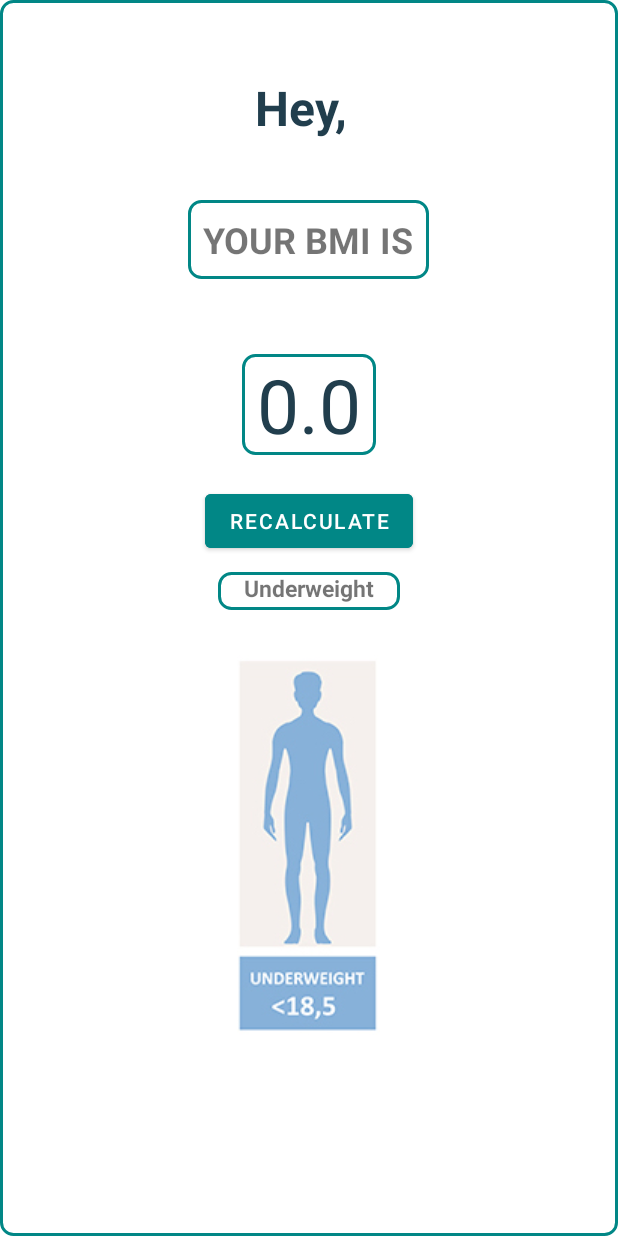
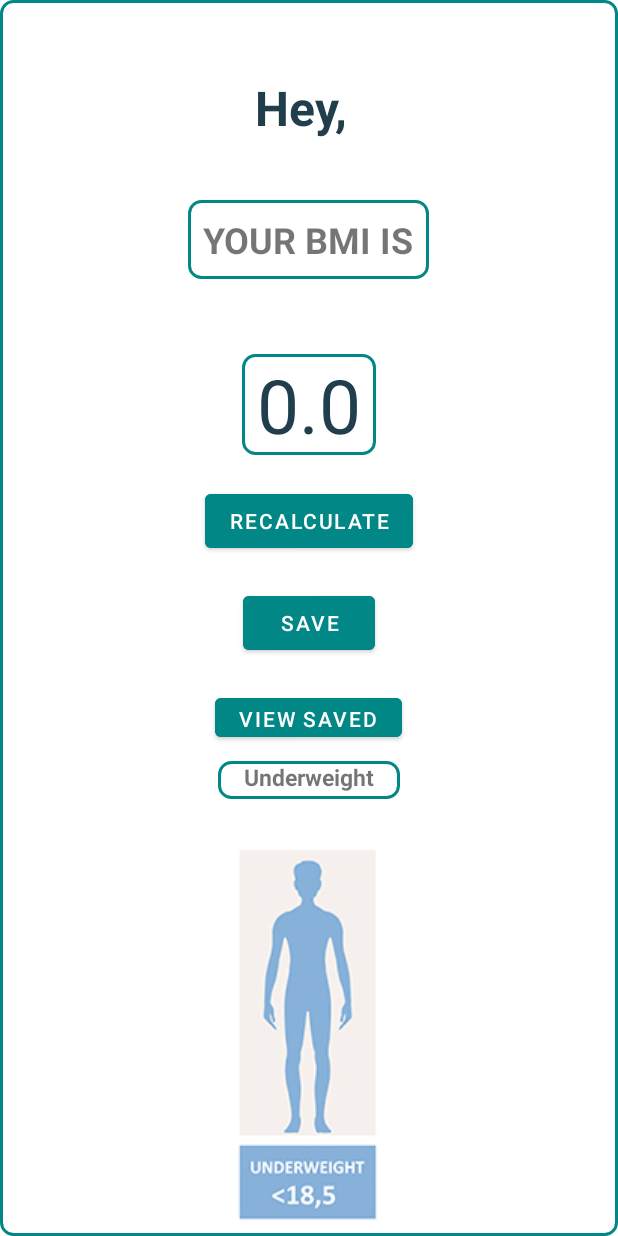
Before and after one commit to SadafMuneer9/BMIBMICalculator, an Android app: the OutputScreen screen opened directly, with no data from a screen before it, on a phone screen of 412 x 824 dp. Run offline under Robolectric (Android 15) with nearby library versions, the phone set to English and light mode, and no system bars.

Commit message:
recyclerView added

```diff
--- a/app/src/main/java/android/example/bmicalculator/OutputScreen.kt
+++ b/app/src/main/java/android/example/bmicalculator/OutputScreen.kt
@@ -6,7 +6,6 @@ import android.widget.Button
 import android.widget.ImageView
 import android.widget.TextView
 import androidx.appcompat.app.AppCompatActivity
-import org.w3c.dom.Text
 
 class OutputScreen : AppCompatActivity() {
 
@@ -16,7 +15,8 @@ class OutputScreen : AppCompatActivity() {
     private lateinit var bmiStatus: String
     private lateinit var bmiInfo: TextView
     private lateinit var imageView: ImageView
-
+    private lateinit var saveBtn: Button
+    private lateinit var ViewBtn: Button
     override fun onCreate(savedInstanceState: Bundle?) {
         super.onCreate(savedInstanceState)
         setContentView(R.layout.activity_output_screen)
@@ -26,6 +26,8 @@ class OutputScreen : AppCompatActivity() {
         reCalculate = findViewById(R.id.reCalculate)
         bmiInfo = findViewById(R.id.bmiInfo)
         imageView = findViewById(R.id.bodyTypeImage)
+        saveBtn = findViewById(R.id.saveBtn)
+        ViewBtn=findViewById(R.id.ViewBtn)
 
 
         val intent = intent
@@ -41,6 +43,19 @@ class OutputScreen : AppCompatActivity() {
             startActivity(intent)
         }
 
+        saveBtn.setOnClickListener{
+            MainActivity.listBmi.add(createBmiUser(intent.getStringExtra("userName")?:"Null",intent.getFloatExtra("userBMI", 0f),bmiStatusValue(Bmi)))
+        }
+        ViewBtn.setOnClickListener {
+            val intent = Intent(this, SavedBmiInfo::class.java)
+
+            startActivity(intent)
+        }
+        val listBmi =ArrayList<BMI>()
+
+    }
+    private fun createBmiUser(name: String, bmi: Float, bodyType: String): BMI {
+        return BMI(name, bmi, bodyType);
     }
 
     private fun bmiStatusValue(bmi: Float): String {
--- a/app/src/main/res/layout/activity_main.xml
+++ b/app/src/main/res/layout/activity_main.xml
@@ -124,8 +124,8 @@
         android:text="@string/calculate" />
 
     <ImageView
-        android:layout_width="299dp"
-        android:layout_height="195dp"
+        android:layout_width="226dp"
+        android:layout_height="143dp"
         android:layout_gravity="center"
         android:layout_marginTop="15dp"
         android:src="@drawable/bmi" />
--- a/app/src/main/res/layout/activity_output_screen.xml
+++ b/app/src/main/res/layout/activity_output_screen.xml
@@ -69,6 +69,23 @@
         android:layout_marginTop="20dp"
         android:backgroundTint="@color/teal_700"
         android:text="@string/recalculate" />
+    <Button
+        android:id="@+id/saveBtn"
+        android:layout_width="wrap_content"
+        android:layout_height="wrap_content"
+        android:layout_gravity="center"
+        android:layout_marginTop="20dp"
+        android:backgroundTint="@color/teal_700"
+        android:text="Save" />
+
+    <Button
+        android:id="@+id/ViewBtn"
+        android:layout_width="wrap_content"
+        android:layout_height="38dp"
+        android:layout_gravity="center"
+        android:layout_marginTop="20dp"
+        android:backgroundTint="@color/teal_700"
+        android:text="View Saved" />
 
     <TextView
         android:id="@+id/bmiInfo"
--- a/build.gradle
+++ b/build.gradle
@@ -1,7 +1,7 @@
 // Top-level build file where you can add configuration options common to all sub-projects/modules.
 plugins {
-    id 'com.android.application' version '7.1.2' apply false
-    id 'com.android.library' version '7.1.2' apply false
+    id 'com.android.application' version '7.1.3' apply false
+    id 'com.android.library' version '7.1.3' apply false
     id 'org.jetbrains.kotlin.android' version '1.6.20' apply false
 }
 
```
Also changed, not shown: app/src/main/AndroidManifest.xml (+21 -6 lines), app/src/main/java/android/example/bmicalculator/BMI.kt (added, +7 -0 lines), app/src/main/java/android/example/bmicalculator/BmiListAdapter.kt (added, +37 -0 lines), app/src/main/java/android/example/bmicalculator/MainActivity.kt (+48 -6 lines), app/src/main/java/android/example/bmicalculator/SavedBmiInfo.kt (added, +11 -0 lines), app/src/main/res/layout/activity_saved_bmi.xml (added, +28 -0 lines), app/src/main/res/layout/activity_saved_bmi_info.xml (added, +23 -0 lines), app/src/main/res/layout/item_bmi.xml (added, +21 -0 lines).
